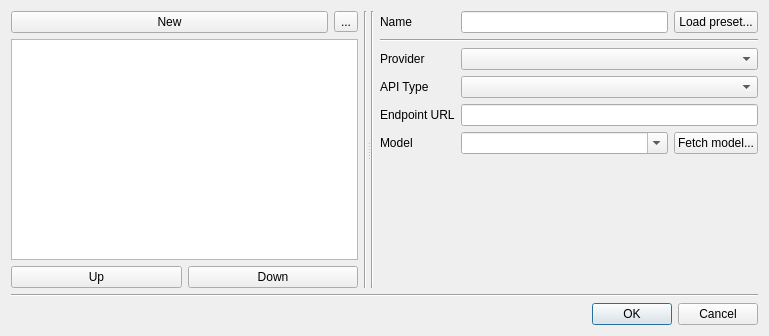
Above: src/SelectAiModelDialog.ui from soramimi/Guitar before the change. Below: the same form after it.
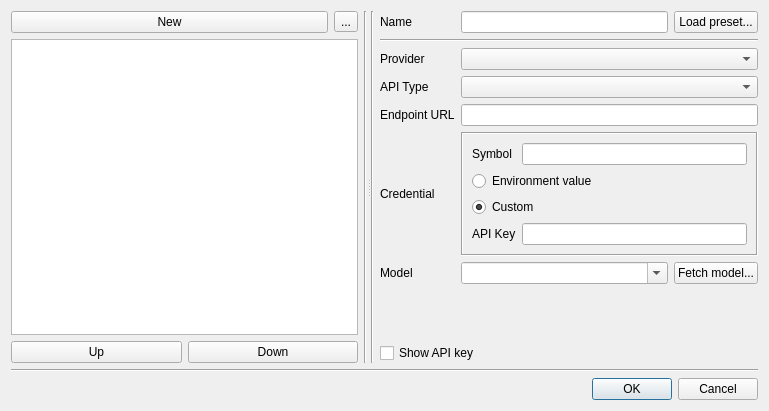
That is the form after the change.

```diff
--- a/src/SelectAiModelDialog.ui
+++ b/src/SelectAiModelDialog.ui
@@ -7,7 +7,7 @@
     <x>0</x>
     <y>0</y>
     <width>769</width>
-    <height>336</height>
+    <height>411</height>
    </rect>
   </property>
   <property name="windowTitle">
@@ -79,7 +79,7 @@
        </item>
       </layout>
      </widget>
-     <widget class="QWidget" name="">
+     <widget class="QWidget" name="layoutWidget">
       <layout class="QHBoxLayout" name="horizontalLayout_6">
        <item>
         <widget class="Line" name="line">
@@ -92,33 +92,6 @@
         <layout class="QVBoxLayout" name="verticalLayout">
          <item>
           <layout class="QGridLayout" name="gridLayout">
-           <item row="2" column="0">
-            <widget class="QLabel" name="label_5">
-             <property name="text">
-              <string>Provider</string>
-             </property>
-            </widget>
-           </item>
-           <item row="1" column="0" colspan="3">
-            <widget class="Line" name="line_5">
-             <property name="sizePolicy">
-              <sizepolicy hsizetype="MinimumExpanding" vsizetype="Fixed">
-               <horstretch>0</horstretch>
-               <verstretch>0</verstretch>
-              </sizepolicy>
-             </property>
-             <property name="orientation">
-              <enum>Qt::Orientation::Horizontal</enum>
-             </property>
-            </widget>
-           </item>
-           <item row="5" column="2">
-            <widget class="QPushButton" name="pushButton_fetch_model">
-             <property name="text">
-              <string>Fetch model...</string>
-             </property>
-            </widget>
-           </item>
            <item row="4" column="0">
             <widget class="QLabel" name="label_4">
              <property name="text">
@@ -126,16 +99,6 @@
              </property>
             </widget>
            </item>
-           <item row="3" column="1" colspan="2">
-            <widget class="QComboBox" name="comboBox_api_type"/>
-           </item>
-           <item row="5" column="0">
-            <widget class="QLabel" name="label_3">
-             <property name="text">
-              <string>Model</string>
-             </property>
-            </widget>
-           </item>
            <item row="0" column="1">
             <widget class="QLineEdit" name="lineEdit_name">
              <property name="sizePolicy">
@@ -146,23 +109,6 @@
              </property>
             </widget>
            </item>
-           <item row="0" column="2">
-            <widget class="QPushButton" name="pushButton_load_preset">
-             <property name="text">
-              <string>Load preset...</string>
-             </property>
-            </widget>
-           </item>
-           <item row="0" column="0">
-            <widget class="QLabel" name="label_2">
-             <property name="text">
-              <string>Name</string>
-             </property>
-            </widget>
-           </item>
-           <item row="2" column="1" colspan="2">
-            <widget class="QComboBox" name="comboBox_provider"/>
-           </item>
            <item row="3" column="0">
             <widget class="QLabel" name="label">
              <property name="text">
@@ -170,10 +116,27 @@
              </property>
             </widget>
            </item>
+           <item row="0" column="0">
+            <widget class="QLabel" name="label_2">
+             <property name="text">
+              <string>Name</string>
+             </property>
+            </widget>
+           </item>
+           <item row="0" column="2">
+            <widget class="QPushButton" name="pushButton_load_preset">
+             <property name="text">
+              <string>Load preset...</string>
+             </property>
+            </widget>
+           </item>
            <item row="4" column="1" colspan="2">
             <widget class="QLineEdit" name="lineEdit_endpoint_url"/>
            </item>
-           <item row="5" column="1">
+           <item row="2" column="1" colspan="2">
+            <widget class="QComboBox" name="comboBox_provider"/>
+           </item>
+           <item row="6" column="1">
             <widget class="QComboBox" name="comboBox_model">
              <property name="sizePolicy">
               <sizepolicy hsizetype="MinimumExpanding" vsizetype="Fixed">
@@ -186,6 +149,109 @@
              </property>
             </widget>
            </item>
+           <item row="6" column="0">
+            <widget class="QLabel" name="label_3">
+             <property name="text">
+              <string>Model</string>
+             </property>
+            </widget>
+           </item>
+           <item row="1" column="0" colspan="3">
+            <widget class="Line" name="line_5">
+             <property name="sizePolicy">
+              <sizepolicy hsizetype="MinimumExpanding" vsizetype="Fixed">
+               <horstretch>0</horstretch>
+               <verstretch>0</verstretch>
+              </sizepolicy>
+             </property>
+             <property name="orientation">
+              <enum>Qt::Orientation::Horizontal</enum>
+             </property>
+            </widget>
+           </item>
+           <item row="6" column="2">
+            <widget class="QPushButton" name="pushButton_fetch_model">
+             <property name="text">
+              <string>Fetch model...</string>
+             </property>
+            </widget>
+           </item>
+           <item row="3" column="1" colspan="2">
+            <widget class="QComboBox" name="comboBox_api_type"/>
+           </item>
+           <item row="2" column="0">
+            <widget class="QLabel" name="label_5">
+             <property name="text">
+              <string>Provider</string>
+             </property>
+            </widget>
+           </item>
+           <item row="5" column="0">
+            <widget class="QLabel" name="label_6">
+             <property name="text">
+              <string>Credential</string>
+             </property>
+            </widget>
+           </item>
+           <item row="5" column="1" colspan="2">
+            <widget class="QFrame" name="frame">
+             <property name="sizePolicy">
+              <sizepolicy hsizetype="Preferred" vsizetype="Preferred">
+               <horstretch>0</horstretch>
+               <verstretch>0</verstretch>
+              </sizepolicy>
+             </property>
+             <property name="frameShape">
+              <enum>QFrame::Shape::Box</enum>
+             </property>
+             <property name="frameShadow">
+              <enum>QFrame::Shadow::Sunken</enum>
+             </property>
+             <layout class="QGridLayout" name="gridLayout_2">
+              <item row="0" column="0">
+               <widget class="QLabel" name="label_7">
+                <property name="text">
+                 <string>Symbol</string>
+                </property>
+               </widget>
+              </item>
+              <item row="0" column="1">
+               <widget class="QLineEdit" name="lineEdit_cred_symbol"/>
+              </item>
+              <item row="1" column="0" colspan="2">
+               <widget class="QRadioButton" name="radioButton_cred_environ">
+                <property name="text">
+                 <string>Environment value</string>
+                </property>
+               </widget>
+              </item>
+              <item row="2" column="0" colspan="2">
+               <widget class="QRadioButton" name="radioButton_cred_custom">
+                <property name="text">
+                 <string>Custom</string>
+                </property>
+                <property name="checked">
+                 <bool>true</bool>
+                </property>
+               </widget>
+              </item>
+              <item row="3" column="0">
+               <widget class="QLabel" name="label_8">
+                <property name="text">
+                 <string>API Key</string>
+                </property>
+               </widget>
+              </item>
+              <item row="3" column="1">
+               <widget class="QLineEdit" name="lineEdit_cred_api_key">
+                <property name="echoMode">
+                 <enum>QLineEdit::EchoMode::Password</enum>
+                </property>
+               </widget>
+              </item>
+             </layout>
+            </widget>
+           </item>
           </layout>
          </item>
          <item>
@@ -193,6 +259,9 @@
            <property name="orientation">
             <enum>Qt::Orientation::Vertical</enum>
            </property>
+           <property name="sizeType">
+            <enum>QSizePolicy::Policy::MinimumExpanding</enum>
+           </property>
            <property name="sizeHint" stdset="0">
             <size>
              <width>20</width>
@@ -201,6 +270,13 @@
            </property>
           </spacer>
          </item>
+         <item>
+          <widget class="QCheckBox" name="checkBox_show_api_key">
+           <property name="text">
+            <string>Show API key</string>
+           </property>
+          </widget>
+         </item>
         </layout>
        </item>
       </layout>
```
